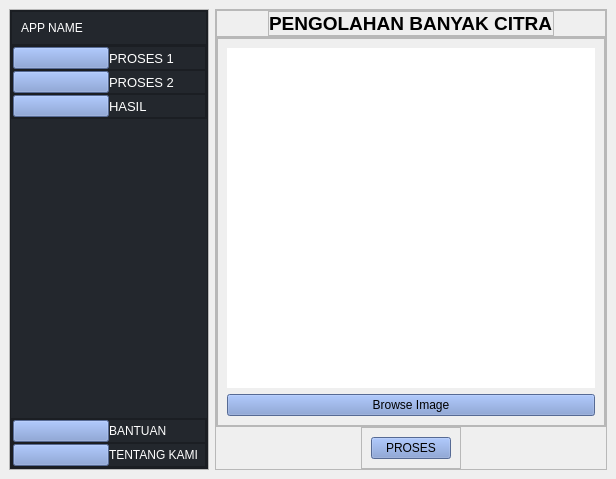
Qt form ui_MainWindow - Copy.ui (atmajisetya/Tumor) before a commit.
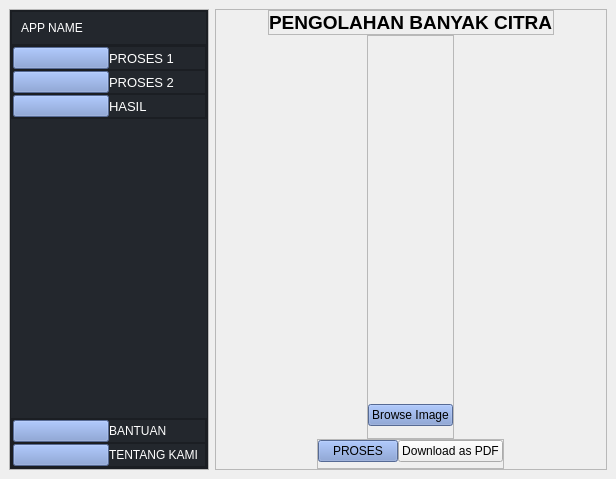
The same form after that commit. Icons and pictures are not drawn.

```diff
--- a/ui_MainWindow - Copy.ui
+++ b/ui_MainWindow - Copy.ui
@@ -854,29 +854,8 @@
         </item>
        </layout>
       </widget>
-      <widget class="QWidget" name="page_proses2">
-       <widget class="QFrame" name="frame_proses">
-        <property name="geometry">
-         <rect>
-          <x>0</x>
-          <y>0</y>
-          <width>392</width>
-          <height>461</height>
-         </rect>
-        </property>
-        <property name="minimumSize">
-         <size>
-          <width>120</width>
-          <height>0</height>
-         </size>
-        </property>
-        <property name="frameShape">
-         <enum>QFrame::StyledPanel</enum>
-        </property>
-        <property name="frameShadow">
-         <enum>QFrame::Raised</enum>
-        </property>
-        <layout class="QVBoxLayout" name="verticalLayout_12">
+      <widget class="QWidget" name="page_mulproses">
+       <layout class="QVBoxLayout" name="verticalLayout_14">
          <property name="spacing">
           <number>0</number>
          </property>
@@ -893,7 +872,7 @@
           <number>0</number>
          </property>
          <item>
-          <widget class="QFrame" name="frame_header_2">
+         <widget class="QFrame" name="frame_mulproses">
            <property name="frameShape">
             <enum>QFrame::StyledPanel</enum>
            </property>
@@ -924,7 +903,10 @@
               <property name="frameShadow">
                <enum>QFrame::Raised</enum>
               </property>
-              <layout class="QHBoxLayout" name="horizontalLayout_12">
+             <layout class="QHBoxLayout" name="horizontalLayout_13">
+              <property name="spacing">
+               <number>0</number>
+              </property>
                <property name="leftMargin">
                 <number>0</number>
                </property>
@@ -954,24 +936,27 @@
               </layout>
              </widget>
             </item>
-           </layout>
-          </widget>
-         </item>
-         <item>
-          <widget class="QFrame" name="frame_content_proses">
+           <item alignment="Qt::AlignHCenter">
+            <widget class="QFrame" name="frame_contentmul">
            <property name="sizePolicy">
             <sizepolicy hsizetype="Preferred" vsizetype="Expanding">
              <horstretch>0</horstretch>
              <verstretch>0</verstretch>
             </sizepolicy>
            </property>
+             <property name="maximumSize">
+              <size>
+               <width>1000</width>
+               <height>600</height>
+              </size>
+             </property>
            <property name="frameShape">
             <enum>QFrame::StyledPanel</enum>
            </property>
            <property name="frameShadow">
             <enum>QFrame::Raised</enum>
            </property>
-           <layout class="QHBoxLayout" name="horizontalLayout_15">
+             <layout class="QVBoxLayout" name="verticalLayout_18">
             <property name="spacing">
              <number>0</number>
             </property>
@@ -979,27 +964,27 @@
              <number>0</number>
             </property>
             <property name="topMargin">
-             <number>0</number>
+               <number>5</number>
             </property>
             <property name="rightMargin">
              <number>0</number>
             </property>
             <property name="bottomMargin">
-             <number>0</number>
+               <number>12</number>
             </property>
             <item>
-             <widget class="QFrame" name="frame_9">
-              <property name="frameShape">
-               <enum>QFrame::StyledPanel</enum>
-              </property>
-              <property name="frameShadow">
-               <enum>QFrame::Raised</enum>
-              </property>
-              <layout class="QVBoxLayout" name="verticalLayout_15">
-               <item>
-                <widget class="QLabel" name="label_img_input2">
-                 <property name="styleSheet">
-                  <string notr="true">background-color: #ffffff;</string>
+               <widget class="QLabel" name="label_mulimg">
+                <property name="sizePolicy">
+                 <sizepolicy hsizetype="Preferred" vsizetype="Ignored">
+                  <horstretch>0</horstretch>
+                  <verstretch>0</verstretch>
+                 </sizepolicy>
+                </property>
+                <property name="maximumSize">
+                 <size>
+                  <width>16777215</width>
+                  <height>1200</height>
+                 </size>
                  </property>
                  <property name="text">
                   <string/>
@@ -1010,13 +995,10 @@
                  <property name="scaledContents">
                   <bool>true</bool>
                  </property>
-                 <property name="wordWrap">
-                  <bool>false</bool>
-                 </property>
                 </widget>
                </item>
                <item>
-                <widget class="QPushButton" name="btn_browse2">
+               <widget class="QPushButton" name="btn_browsemul">
                  <property name="styleSheet">
                   <string notr="true">background-color: #7894CF;</string>
                  </property>
@@ -1028,20 +1010,32 @@
               </layout>
              </widget>
             </item>
-           </layout>
-          </widget>
-         </item>
          <item alignment="Qt::AlignHCenter|Qt::AlignVCenter">
-          <widget class="QFrame" name="frame_footer_2">
+            <widget class="QFrame" name="frame_footermul">
            <property name="frameShape">
             <enum>QFrame::StyledPanel</enum>
            </property>
            <property name="frameShadow">
             <enum>QFrame::Raised</enum>
            </property>
-           <layout class="QVBoxLayout" name="verticalLayout_17">
+             <layout class="QHBoxLayout" name="horizontalLayout_14">
+              <property name="spacing">
+               <number>0</number>
+              </property>
+              <property name="leftMargin">
+               <number>0</number>
+              </property>
+              <property name="topMargin">
+               <number>0</number>
+              </property>
+              <property name="rightMargin">
+               <number>0</number>
+              </property>
+              <property name="bottomMargin">
+               <number>6</number>
+              </property>
             <item>
-             <widget class="QPushButton" name="btn_proses2">
+               <widget class="QPushButton" name="btn_prosesmul">
               <property name="styleSheet">
                <string notr="true">background-color: #7894CF;</string>
               </property>
@@ -1050,11 +1044,20 @@
               </property>
              </widget>
             </item>
+              <item alignment="Qt::AlignLeft">
+               <widget class="QPushButton" name="btn_pdf2">
+                <property name="text">
+                 <string>Download as PDF</string>
+                </property>
+               </widget>
+              </item>
            </layout>
           </widget>
          </item>
         </layout>
        </widget>
+        </item>
+       </layout>
       </widget>
       <widget class="QWidget" name="page_hasil"/>
       <widget class="QWidget" name="page_bantuan"/>
```
Left out of the diff: 16 changed lines with no effect on the pictures. Lines whose indentation alone changed are shown as unchanged.
